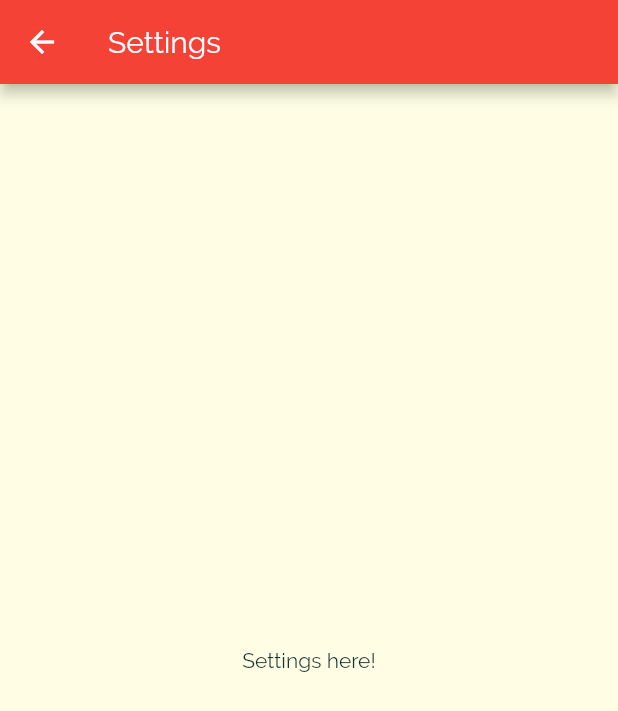
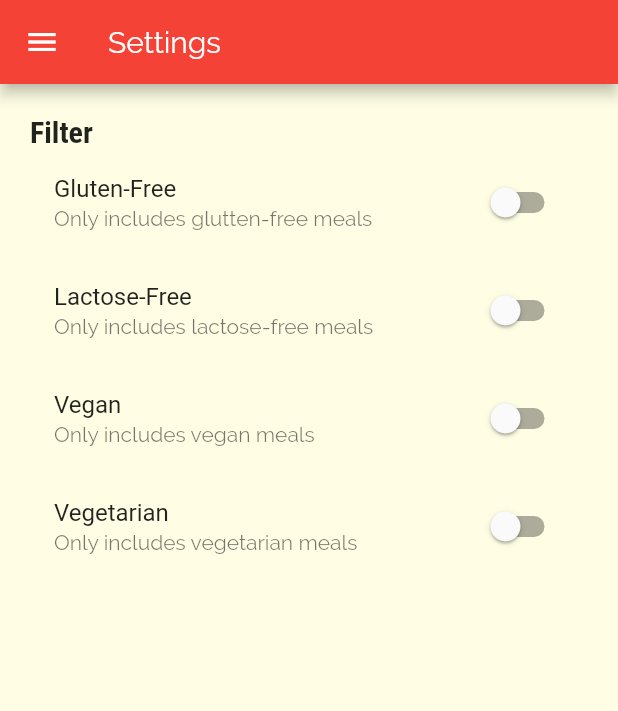
Before and after one commit to dimasday90/meals_app_flutter, a Flutter app: the SettingsCart screen opened by its route, on a phone screen of 412 x 824 dp. Shown: the top 711 px of the screen. Run offline on Flutter 3.47's test engine with Material 2 defaults, Android fonts, the phone set to English and light mode, and no system bars; statements that could not run were skipped.

Commit message:
created filters section in settings

```diff
--- a/lib/pages/settings_page.dart
+++ b/lib/pages/settings_page.dart
@@ -1,15 +1,118 @@
 import 'package:flutter/material.dart';
 
-class SettingsCart extends StatelessWidget {
+import '../widgets/main_drawer.dart';
+
+class SettingsCart extends StatefulWidget {
   static const routeName = '/settings';
+  final Map<String, bool> filters;
+  final Function filtersHandler;
+
+  SettingsCart({this.filters, this.filtersHandler});
+
+  @override
+  _SettingsCartState createState() => _SettingsCartState();
+}
+
+class _SettingsCartState extends State<SettingsCart> {
+  Map<String, bool> _filters = {
+    'glutten-free': false,
+    'lactose-free': false,
+    'vegan': false,
+    'vegetarian': false,
+  };
+
+  @override
+  void initState() {
+    _filters = widget.filters;
+    super.initState();
+  }
+
+  Widget _buildSwitchListTile(
+    String title,
+    String description,
+    bool currentValue,
+    Function updateValue,
+  ) {
+    return SwitchListTile(
+      title: Text(title),
+      subtitle: Text(description),
+      value: currentValue,
+      onChanged: updateValue,
+    );
+  }
+
   @override
   Widget build(BuildContext context) {
     return Scaffold(
       appBar: AppBar(
         title: Text('Settings'),
       ),
+      drawer: MainDrawer(
+        filters: _filters,
+        filterHandler: widget.filtersHandler,
+      ),
       body: Center(
-        child: Text('Settings here!'),
+        child: Container(
+          margin: EdgeInsets.all(20),
+          child: Column(
+            crossAxisAlignment: CrossAxisAlignment.start,
+            children: <Widget>[
+              Container(
+                child: Text(
+                  'Filter',
+                  textAlign: TextAlign.start,
+                  style: Theme.of(context).textTheme.headline6,
+                ),
+              ),
+              Expanded(
+                child: ListView(
+                  children: <Widget>[
+                    _buildSwitchListTile(
+                      'Gluten-Free',
+                      'Only includes glutten-free meals',
+                      _filters['glutten-free'],
+                      (bool newValue) {
+                        setState(() {
+                          _filters['glutten-free'] = newValue;
+                        });
+                      },
+                    ),
+                    _buildSwitchListTile(
+                      'Lactose-Free',
+                      'Only includes lactose-free meals',
+                      _filters['lactose-free'],
+                      (bool newValue) {
+                        setState(() {
+                          _filters['lactose-free'] = newValue;
+                        });
+                      },
+                    ),
+                    _buildSwitchListTile(
+                      'Vegan',
+                      'Only includes vegan meals',
+                      _filters['vegan'],
+                      (bool newValue) {
+                        setState(() {
+                          _filters['vegan'] = newValue;
+                        });
+                      },
+                    ),
+                    _buildSwitchListTile(
+                      'Vegetarian',
+                      'Only includes vegetarian meals',
+                      _filters['vegetarian'],
+                      (bool newValue) {
+                        setState(() {
+                          _filters['vegetarian'] = newValue;
+                        });
+                      },
+                    ),
+                  ],
+                ),
+              ),
+            ],
+          ),
+        ),
       ),
     );
   }
```
